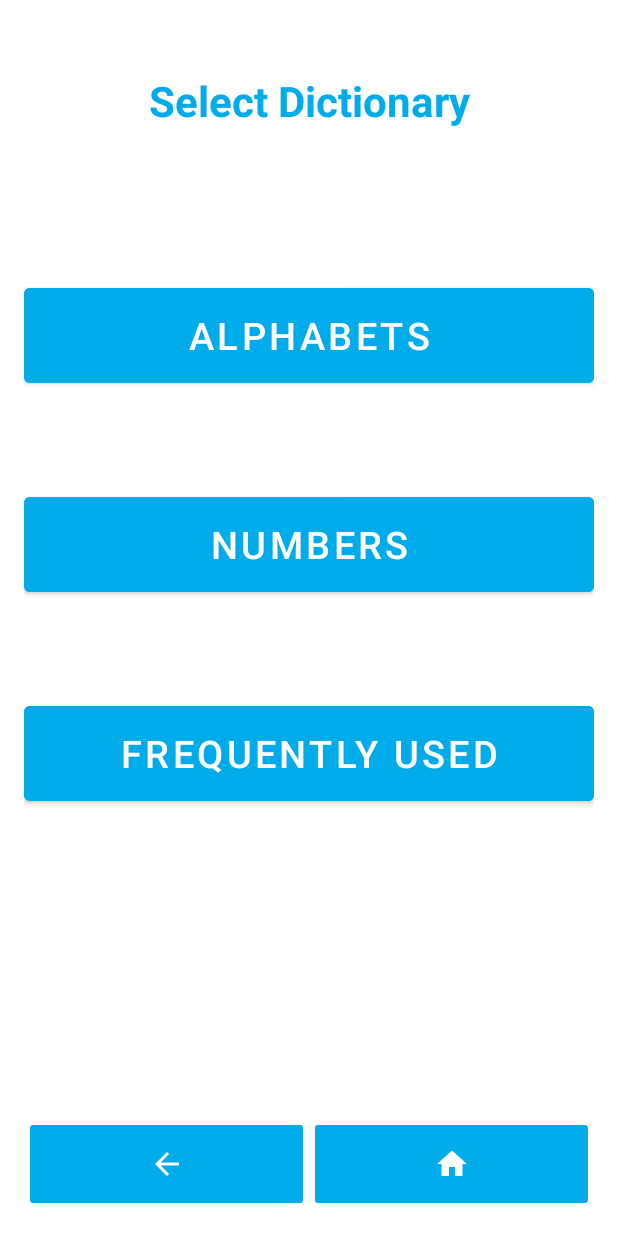
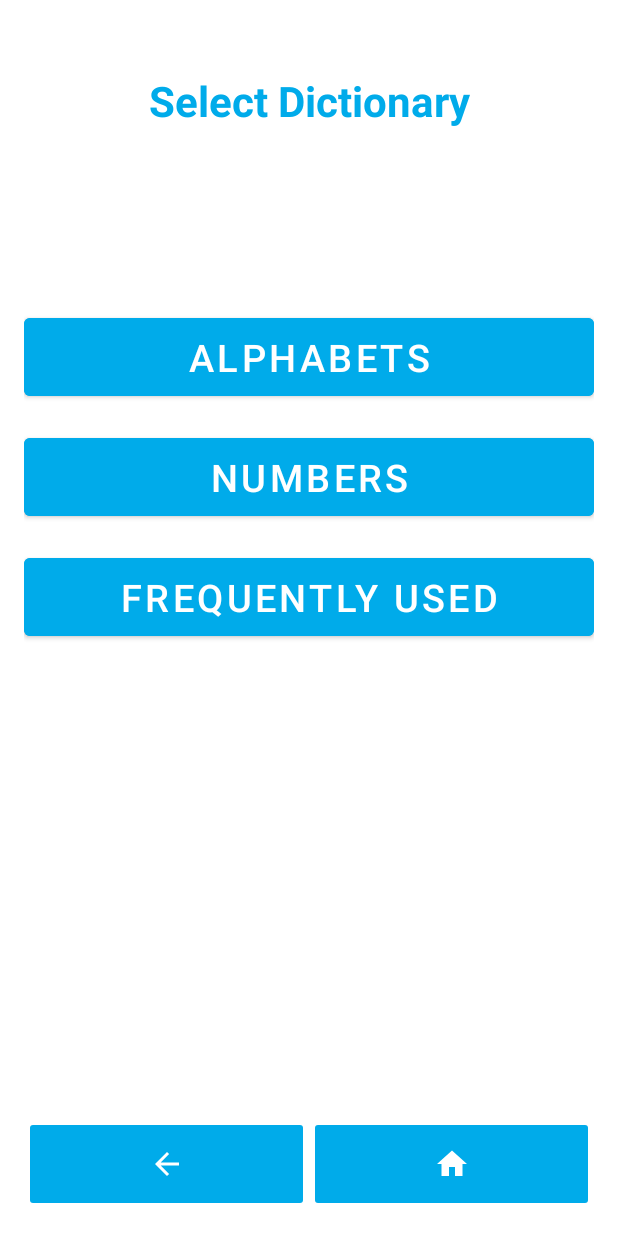
Before and after one commit to MahmoudMostafa580/Sign-Language-Translator-master, an Android app: the FirstActivity screen opened directly, with no data from a screen before it, on a phone screen of 412 x 824 dp. Run offline under Robolectric (Android 15) with nearby library versions, the phone set to English and light mode, and no system bars; 6 statements that could not run were skipped.

Commit message:
SearchTextActivityUpdate

```diff
--- a/app/src/main/java/com/sign/language/activities/FirstActivity.java
+++ b/app/src/main/java/com/sign/language/activities/FirstActivity.java
@@ -1,33 +1,35 @@
 /* Activity which shows 3 choices in the sign language dictionary */
 package com.sign.language.activities;
 
+import android.app.Activity;
 import android.os.Bundle;
 import android.view.View;
 import android.view.View.OnClickListener;
-import android.widget.Button;
-import android.widget.ImageButton;
 
-import android.app.Activity;
 import android.content.Intent;
+
+import androidx.appcompat.widget.AppCompatImageButton;
 
 import com.sign.language.R;
 
 public class FirstActivity extends Activity implements OnClickListener {
+    AppCompatImageButton alphabetBtn,numbersBtn,frequentlyUsedBtn,homeBtn,backBtn;
 
     protected void onCreate(Bundle savedInstanceState) {
         super.onCreate(savedInstanceState);
         setContentView(R.layout.activity_first);
 
-        Button btnalpha = (Button) findViewById(R.id.alphabets);
-        Button btnnum = (Button) findViewById(R.id.numbers);
-        Button btnfuw = (Button) findViewById(R.id.fuw);
-        ImageButton backbtn = (ImageButton) findViewById(R.id.back_button_sign);
-        ImageButton homebtn = (ImageButton) findViewById(R.id.home_button_sign);
-        btnalpha.setOnClickListener(this);
-        btnnum.setOnClickListener(this);
-        btnfuw.setOnClickListener(this);
-        backbtn.setOnClickListener(this);
-        homebtn.setOnClickListener(this);
+        alphabetBtn =findViewById(R.id.alphabets_btn);
+        numbersBtn=findViewById(R.id.numbers_btn);
+        frequentlyUsedBtn=findViewById(R.id.frequently_used_btn);
+        homeBtn=findViewById(R.id.home_btn);
+        backBtn=findViewById(R.id.back_btn);
+
+        alphabetBtn.setOnClickListener(this);
+        numbersBtn.setOnClickListener(this);
+        frequentlyUsedBtn.setOnClickListener(this);
+        backBtn.setOnClickListener(this);
+        homeBtn.setOnClickListener(this);
     }
 
     public void onClick(View v) {
@@ -35,30 +37,30 @@ public class FirstActivity extends Activity implements OnClickListener {
         Intent intent = new Intent(FirstActivity.this, MainActivity.class);
         switch (v.getId())
         {
-            case R.id.alphabets:
+            case R.id.alphabets_btn:
                 intent.putExtra("Userchoice", 1);
                 startActivity(intent);
                 finish();
                 break;
 
-            case R.id.numbers:
+            case R.id.numbers_btn:
                 intent.putExtra("Userchoice", 2);
                 startActivity(intent);
                 finish();
                 break;
 
-            case R.id.fuw:
+            case R.id.frequently_used_btn:
                 intent.putExtra("Userchoice", 3);
                 startActivity(intent);
                 finish();
                 break;
 
-            case R.id.back_button_sign:
+            case R.id.back_btn:
                 startActivity(new Intent(FirstActivity.this, SearchTextActivity.class));
                 finish();
                 break;
 
-            case R.id.home_button_sign:
+            case R.id.home_btn:
                 startActivity(new Intent(FirstActivity.this, SearchTextActivity.class));
                 finish();
                 break;
--- a/app/src/main/res/layout/activity_first.xml
+++ b/app/src/main/res/layout/activity_first.xml
@@ -26,13 +26,13 @@
         android:textSize="28sp" />
 
     <com.google.android.material.button.MaterialButton
-        android:id="@+id/alphabets"
+        android:id="@+id/alphabets_btn"
         android:layout_width="match_parent"
-        android:layout_height="75dp"
+        android:layout_height="64dp"
         app:layout_constraintTop_toBottomOf="@id/select_dictionary_txt"
         app:layout_constraintStart_toStartOf="parent"
         app:layout_constraintEnd_toEndOf="parent"
-        android:layout_marginTop="100dp"
+        android:layout_marginTop="120dp"
         android:backgroundTint="@color/blue"
         android:textColor="#FFFFFF"
         android:textSize="25sp"
@@ -41,26 +41,26 @@
 
 
     <com.google.android.material.button.MaterialButton
-        android:id="@+id/numbers"
+        android:id="@+id/numbers_btn"
         android:layout_width="match_parent"
-        android:layout_height="75dp"
-        app:layout_constraintTop_toBottomOf="@id/alphabets"
+        android:layout_height="64dp"
+        app:layout_constraintTop_toBottomOf="@id/alphabets_btn"
         app:layout_constraintStart_toStartOf="parent"
         app:layout_constraintEnd_toEndOf="parent"
-        android:layout_marginTop="64dp"
+        android:layout_marginTop="16dp"
         android:backgroundTint="@color/blue"
         android:text="@string/Numbers"
         android:textSize="25sp"
         android:textColor="#FFFFFF" />
 
     <com.google.android.material.button.MaterialButton
-        android:id="@+id/fuw"
+        android:id="@+id/frequently_used_btn"
         android:layout_width="match_parent"
-        android:layout_height="75dp"
-        app:layout_constraintTop_toBottomOf="@id/numbers"
+        android:layout_height="64dp"
+        app:layout_constraintTop_toBottomOf="@id/numbers_btn"
         app:layout_constraintStart_toStartOf="parent"
         app:layout_constraintEnd_toEndOf="parent"
-        android:layout_marginTop="64dp"
+        android:layout_marginTop="16dp"
         android:backgroundTint="@color/blue"
         android:textColor="#FFFFFF"
         android:textSize="25sp"
@@ -68,25 +68,24 @@
 
 
     <androidx.appcompat.widget.AppCompatImageButton
-        android:id="@+id/back_button_sign"
+        android:id="@+id/back_btn"
         android:layout_width="0dp"
         android:layout_height="64dp"
-        app:layout_constraintTop_toBottomOf="@id/fuw"
+        app:layout_constraintTop_toBottomOf="@id/frequently_used_btn"
         app:layout_constraintStart_toStartOf="parent"
         app:layout_constraintBottom_toBottomOf="parent"
-        app:layout_constraintEnd_toStartOf="@id/home_button_sign"
+        app:layout_constraintEnd_toStartOf="@id/home_btn"
         app:layout_constraintVertical_bias="1"
         android:src="@drawable/abc_vector_test"
-        android:backgroundTint="@color/blue"
-        />
+        android:backgroundTint="@color/blue" />
 
-    <ImageButton
-        android:id="@+id/home_button_sign"
+    <androidx.appcompat.widget.AppCompatImageButton
+        android:id="@+id/home_btn"
         android:layout_width="0dp"
         android:layout_height="64dp"
-        app:layout_constraintTop_toTopOf="@id/back_button_sign"
-        app:layout_constraintStart_toEndOf="@id/back_button_sign"
-        app:layout_constraintBottom_toBottomOf="@id/back_button_sign"
+        app:layout_constraintTop_toTopOf="@id/back_btn"
+        app:layout_constraintStart_toEndOf="@id/back_btn"
+        app:layout_constraintBottom_toBottomOf="@id/back_btn"
         app:layout_constraintEnd_toEndOf="parent"
         app:layout_constraintHorizontal_bias="1"
         app:layout_constraintVertical_bias="1"
--- a/gradle.properties
+++ b/gradle.properties
@@ -0,0 +1,3 @@
+org.gradle.jvmargs=-Xmx2048m
+android.useAndroidX=true
+android.enableJetifier=true
```
Also changed, not shown: app/src/main/AndroidManifest.xml (+1 -17 lines), app/src/main/java/com/sign/language/activities/SearchTextActivity.java (+0 -27 lines), app/src/main/res/layout/activity_search_text.xml (+13 -5 lines), 76 other files.
